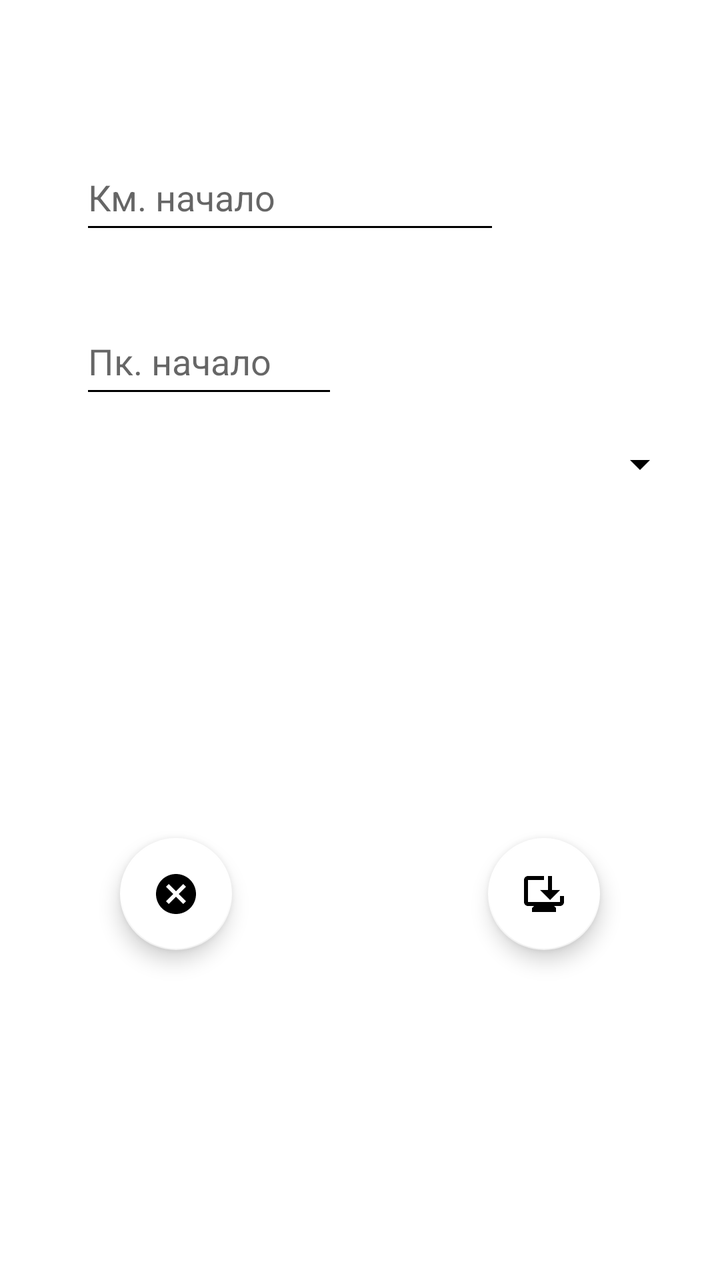
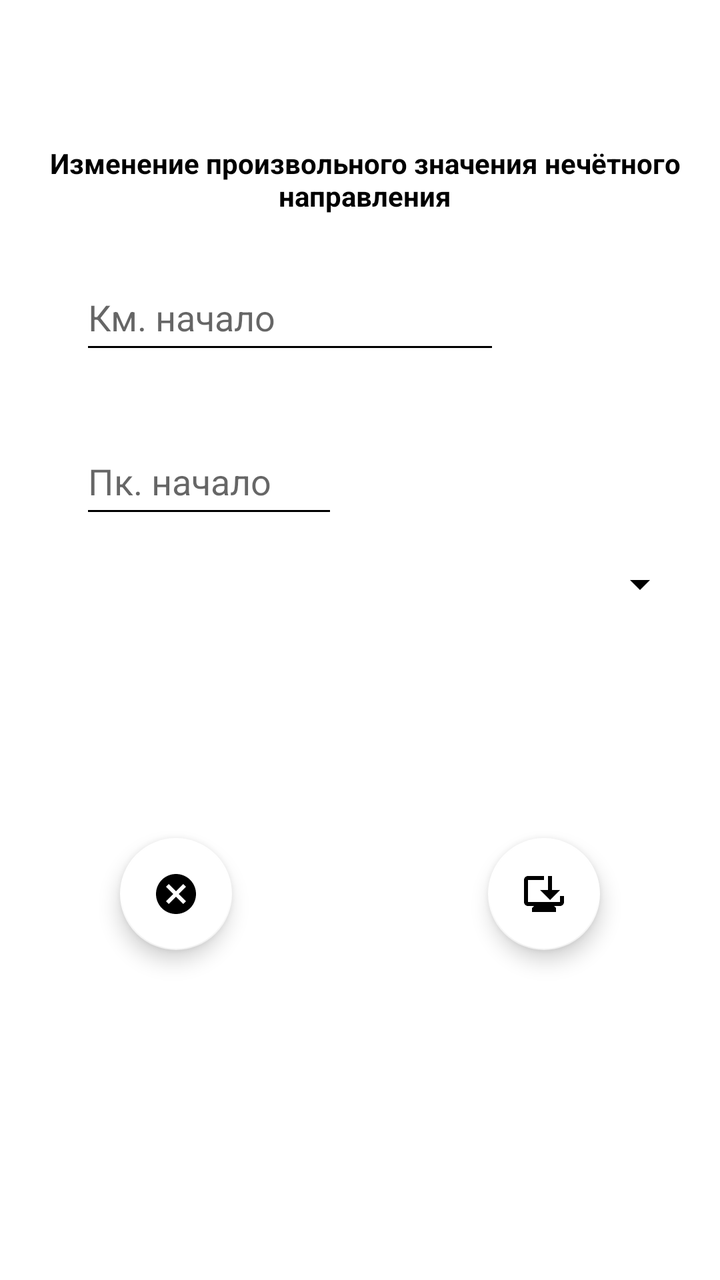

An Android layout rendered at two revisions. The XML below is the earlier revision; the diff shows what the commit changed to produce the second picture.
<!-- AndroidManifest.xml: application theme Base.Theme.My_Gps_Assistant -->
<!-- res/layout/fragment_update_custom_field_nechet.xml -->
<?xml version="1.0" encoding="utf-8"?>
<androidx.constraintlayout.widget.ConstraintLayout xmlns:android="http://schemas.android.com/apk/res/android"
    xmlns:tools="http://schemas.android.com/tools"
    android:layout_width="match_parent"
    android:layout_height="match_parent"
    xmlns:app="http://schemas.android.com/apk/res-auto"
    android:background="#FFFFFF"
    tools:context=".fragments.nechet.customField.update.UpdateCustomFieldFragmentNechet">

    <EditText
        android:id="@+id/ed_update_start_custom_field_nechet"
        android:layout_width="0dp"
        android:layout_height="50dp"
        android:layout_marginStart="40dp"
        android:layout_marginTop="72dp"
        android:ems="10"
        android:hint="@string/fragment_update_km_start_brake_chet"
        android:importantForAutofill="no"
        android:inputType="number"
        android:maxLength="4"
        android:textColor="#000000"
        app:layout_constraintStart_toStartOf="parent"
        app:layout_constraintTop_toTopOf="parent"
        tools:ignore="HardcodedText,TextContrastCheck" />

    <EditText
        android:id="@+id/ed_update_pk_start_custom_field_nechet"
        android:layout_width="129dp"
        android:layout_height="50dp"
        android:layout_marginTop="32dp"
        android:ems="10"
        android:hint="@string/fragment_update_pk_start_brake_chet"
        android:inputType="number"
        android:maxLength="2"
        android:textColor="#000000"
        app:layout_constraintEnd_toEndOf="@+id/ed_update_start_custom_field_nechet"
        app:layout_constraintHorizontal_bias="0.0"
        app:layout_constraintStart_toStartOf="@+id/ed_update_start_custom_field_nechet"
        app:layout_constraintTop_toBottomOf="@+id/ed_update_start_custom_field_nechet"
        tools:ignore="Autofill,HardcodedText,MissingConstraints,TextContrastCheck" />

    <com.google.android.material.floatingactionbutton.FloatingActionButton
        android:id="@+id/fb_update_save_custom_field_nechet"
        android:layout_width="wrap_content"
        android:layout_height="wrap_content"
        android:layout_marginEnd="60dp"
        android:layout_marginBottom="165dp"
        android:clickable="true"
        android:src="@drawable/is_save_update_custom_field_nechet"
        app:backgroundTint="@color/white"
        app:layout_constraintBottom_toBottomOf="parent"
        app:layout_constraintEnd_toEndOf="parent"
        tools:ignore="ContentDescription,KeyboardInaccessibleWidget,SpeakableTextPresentCheck" />

    <com.google.android.material.floatingactionbutton.FloatingActionButton
        android:id="@+id/fb_update_cancel_custom_field_nechet"
        android:layout_width="wrap_content"
        android:layout_height="wrap_content"
        android:layout_marginStart="60dp"
        android:layout_marginBottom="165dp"
        android:clickable="true"
        android:src="@drawable/is_cancel_update_custom_field_nechet"
        app:backgroundTint="@color/white"
        app:layout_constraintBottom_toBottomOf="parent"
        app:layout_constraintStart_toStartOf="parent"
        tools:ignore="ContentDescription,KeyboardInaccessibleWidget,SpeakableTextPresentCheck" />

    <EditText
        android:id="@+id/editUpdateCustomFieldNechet"
        android:layout_width="wrap_content"
        android:layout_height="wrap_content"
        android:layout_marginTop="50dp"
        android:visibility="gone"
        android:ems="10"
        android:hint="Введите текст"
        android:inputType="text"
        android:maxLength="27"
        app:layout_constraintStart_toStartOf="@+id/ed_update_pk_start_custom_field_nechet"
        app:layout_constraintTop_toBottomOf="@+id/ed_update_pk_start_custom_field_nechet"
        tools:ignore="Autofill,HardcodedText,TouchTargetSizeCheck" />

    <Spinner
        android:id="@+id/spinnerUpdateNechet"
        android:layout_width="match_parent"
        android:layout_height="wrap_content"
        android:layout_margin="16dp"
        app:layout_constraintStart_toStartOf="@+id/ed_update_pk_start_custom_field_nechet"
        app:layout_constraintTop_toBottomOf="@+id/ed_update_pk_start_custom_field_nechet"
        tools:ignore="TouchTargetSizeCheck" />

</androidx.constraintlayout.widget.ConstraintLayout>
<!-- resources referenced by this layout -->
<resources>
  <color name="white">#FFFFFFFF</color>
  <!-- drawable is_cancel_update_custom_field_nechet (drawable) -->
  <vector xmlns:android="http://schemas.android.com/apk/res/android" android:height="24dp" android:tint="#52ED27" android:viewportHeight="24" android:viewportWidth="24" android:width="24dp">
        
      <path android:fillColor="@android:color/white" android:pathData="M12,2C6.47,2 2,6.47 2,12s4.47,10 10,10 10,-4.47 10,-10S17.53,2 12,2zM17,15.59L15.59,17 12,13.41 8.41,17 7,15.59 10.59,12 7,8.41 8.41,7 12,10.59 15.59,7 17,8.41 13.41,12 17,15.59z"/>
      
  </vector>
  <!-- drawable is_save_update_custom_field_nechet (drawable) -->
  <vector xmlns:android="http://schemas.android.com/apk/res/android" android:height="24dp" android:tint="#52ED27" android:viewportHeight="24" android:viewportWidth="24" android:width="24dp">
        
      <path android:fillColor="@android:color/white" android:pathData="M22,13v3c0,1.1 -0.9,2 -2,2h-3l1,1v2H6v-2l1,-1H4c-1.1,0 -2,-0.9 -2,-2V5c0,-1.1 0.9,-2 2,-2l8,0v2L4,5v11h16v-3H22zM15,15l-5,-5h4V3h2v7h4L15,15z"/>
      
  </vector>
  <string name="fragment_update_km_start_brake_chet">Км. начало</string>
  <string name="fragment_update_pk_start_brake_chet">Пк. начало</string>
  <style name="Base.Theme.My_Gps_Assistant" parent="Theme.MaterialComponents.Light.NoActionBar">
          
          <item name="colorPrimary">@color/black</item>
          <item name="colorPrimaryVariant">@color/lavender</item>
          <item name="colorOnPrimary">@color/white</item>
  
          <item name="colorSecondary">@color/teal_200</item>
          <item name="colorSecondaryVariant">@color/teal_700</item>
          <item name="colorOnSecondary">@color/black</item>
  
          <item name="android:statusBarColor">@color/lavender</item>
  
  
          <item name="android:windowFullscreen">true</item>
  
          <item name="android:textColorPrimary">@color/black</item>
          <item name="android:textColorSecondary">@color/black</item>
          <item name="android:textColorTertiary">@color/black</item>
  
  
  
  
  
  
  
      </style>
  <color name="black">#FF000000</color>
  <color name="lavender">#8692f7</color>
  <color name="teal_200">#D58DD5</color>
  <color name="teal_700">#00C2EF</color>
</resources>

<!-- the commit's change to res/layout/fragment_update_custom_field_nechet.xml (unified diff, before → after) -->
@@ -12,7 +12,7 @@
         android:layout_width="0dp"
         android:layout_height="50dp"
         android:layout_marginStart="40dp"
-        android:layout_marginTop="72dp"
+        android:layout_marginTop="20dp"
         android:ems="10"
         android:hint="@string/fragment_update_km_start_brake_chet"
         android:importantForAutofill="no"
@@ -20,7 +20,7 @@
         android:maxLength="4"
         android:textColor="#000000"
         app:layout_constraintStart_toStartOf="parent"
-        app:layout_constraintTop_toTopOf="parent"
+        app:layout_constraintTop_toBottomOf="@+id/textView20"
         tools:ignore="HardcodedText,TextContrastCheck" />
 
     <EditText
@@ -88,4 +88,16 @@
         app:layout_constraintTop_toBottomOf="@+id/ed_update_pk_start_custom_field_nechet"
         tools:ignore="TouchTargetSizeCheck" />
 
+    <TextView
+        android:id="@+id/textView20"
+        android:layout_width="325dp"
+        android:layout_height="40dp"
+        android:layout_marginStart="20dp"
+        android:layout_marginTop="72dp"
+        android:text="@string/zagolovok_update_custom_field_nechet"
+        android:textAlignment="center"
+        android:textStyle="bold"
+        app:layout_constraintStart_toStartOf="parent"
+        app:layout_constraintTop_toTopOf="parent" />
+
 </androidx.constraintlayout.widget.ConstraintLayout>
<!-- resource entries referenced after the edit -->
@@ -15,6 +15,7 @@
   </vector>
   <string name="fragment_update_km_start_brake_chet">Км. начало</string>
   <string name="fragment_update_pk_start_brake_chet">Пк. начало</string>
+  <string name="zagolovok_update_custom_field_nechet">Изменение произвольного значения нечётного направления</string>
   <style name="Base.Theme.My_Gps_Assistant" parent="Theme.MaterialComponents.Light.NoActionBar">
           
           <item name="colorPrimary">@color/black</item>
